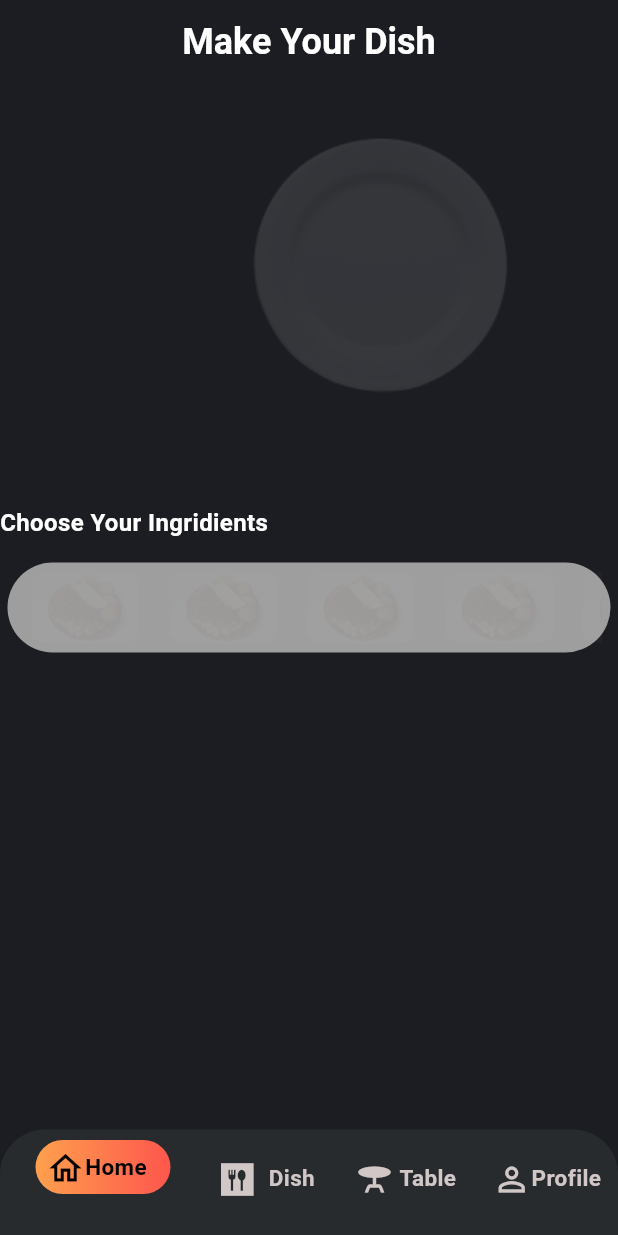
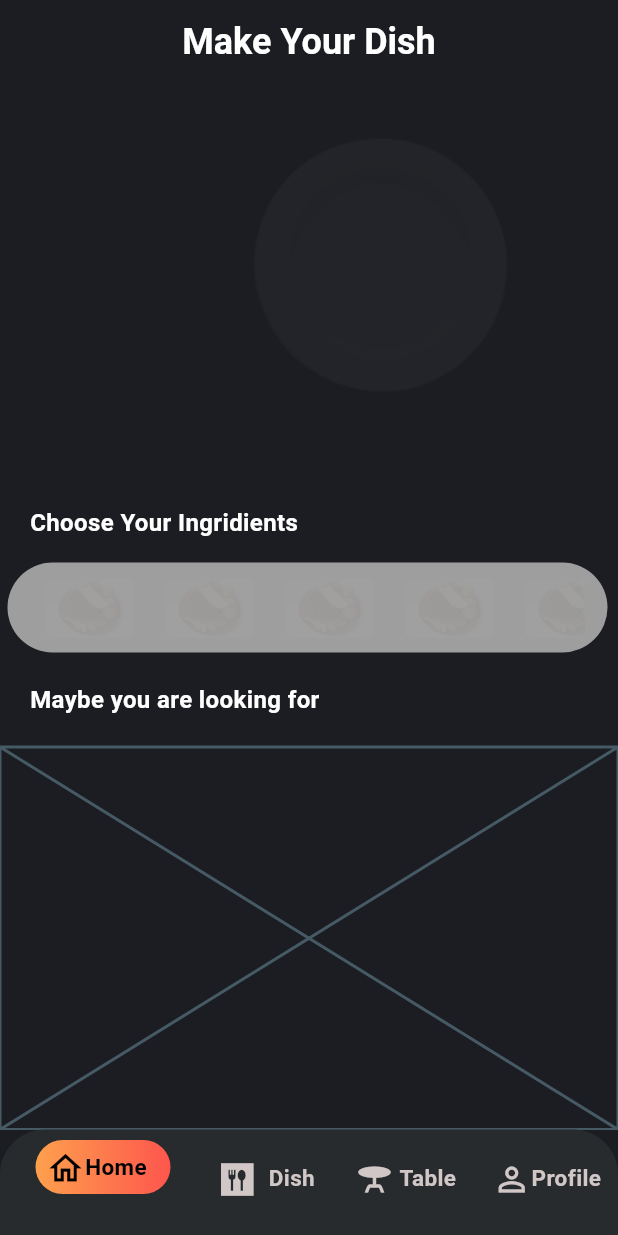
Before and after one commit to Victor78970513/restaurant_menu, a Flutter app: the screen it shows after launch, swiped to page 2, on a phone screen of 412 x 824 dp. Run offline on Flutter 3.47's test engine with Material 2 defaults, Android fonts, the phone set to English and light mode, and no system bars; our stand-ins replace dio, equatable, flutter_bloc, font_awesome_flutter, geolocator, google_maps_flutter and 1 more; missing offline and left inert: google_polyline_algorithm, iconify_flutter; network calls fail.

Commit message:
feat ThemeData added

```diff
--- a/lib/main.dart
+++ b/lib/main.dart
@@ -26,7 +26,8 @@ class MyApp extends StatelessWidget {
       child: MaterialApp(
         debugShowCheckedModeBanner: false,
         theme: ThemeData(
-          splashColor: Colors.orange,
+          scaffoldBackgroundColor: const Color(0xff1B1D22),
+          appBarTheme: const AppBarTheme(backgroundColor: Colors.transparent),
           useMaterial3: true,
         ),
         title: 'Material App',
--- a/lib/screens/dish_screen.dart
+++ b/lib/screens/dish_screen.dart
@@ -6,14 +6,12 @@ class DishScreen extends StatelessWidget {
   Widget build(BuildContext context) {
     final double size = (MediaQuery.of(context).size.width - 220) / 2;
     return Scaffold(
-      backgroundColor: const Color(0xff1B1D22),
       appBar: AppBar(
-        title: const Text(
-          'Make Your Dish',
+        title: const Text('Make Your Dish',
             style: TextStyle(
-              color: Colors.white, fontSize: 24, fontWeight: FontWeight.bold),
-        ),
-        backgroundColor: Colors.transparent,
+                color: Colors.white,
+                fontSize: 24,
+                fontWeight: FontWeight.bold)),
         centerTitle: true,
       ),
       body: Center(
@@ -27,15 +25,33 @@ class DishScreen extends StatelessWidget {
                   image: AssetImage('assets/plato.png')),
             ),
             const SizedBox(height: 44),
-            const Text(
+            const Padding(
+              padding: EdgeInsets.symmetric(horizontal: 20),
+              child: Text(
                 'Choose Your Ingridients',
                 style: TextStyle(
                     color: Colors.white,
                     fontSize: 16,
                     fontWeight: FontWeight.w700),
               ),
+            ),
             const SizedBox(height: 15),
-            const IngridientsWidget()
+            const IngridientsWidget(),
+            const Padding(
+              padding: EdgeInsets.symmetric(horizontal: 20, vertical: 20),
+              child: Text(
+                'Maybe you are looking for',
+                style: TextStyle(
+                    color: Colors.white,
+                    fontSize: 16,
+                    fontWeight: FontWeight.w700),
+              ),
+            ),
+            // TODO : MOSTRAR LOS PLATOS SEGUN EL INGREDIENTE QUE ESCOJA EL USUARIO
+            const Expanded(
+              child: Placeholder(),
+            )
+            // TODO : MOSTRAR LOS PLATOS SEGUN EL INGREDIENTE QUE ESCOJA EL USUARIO
           ],
         ),
       ),
--- a/lib/screens/home_screen.dart
+++ b/lib/screens/home_screen.dart
@@ -59,8 +59,8 @@ class _HomeScreenState extends State<HomeScreen> {
   Widget build(BuildContext context) {
     return BlocBuilder<PlatosBloc, PlatosState>(
       builder: (context, state) {
+        print(state.platos);
         return Scaffold(
-          backgroundColor: const Color(0xff1B1D22),
           body: SafeArea(
             child: Column(
               children: [
--- a/lib/screens/location_screen/gps_access_screen.dart
+++ b/lib/screens/location_screen/gps_access_screen.dart
@@ -6,7 +6,6 @@ class GpsAccessScreen extends StatelessWidget {
   @override
   Widget build(BuildContext context) {
     return Scaffold(
-      // backgroundColor: const Color(0xff1B1D22),
       backgroundColor: const Color(0xff243141),
       body: Center(
         child: BlocBuilder<GpsBloc, GpsState>(
--- a/lib/screens/tabs_screen.dart
+++ b/lib/screens/tabs_screen.dart
@@ -1,6 +1,5 @@
 import 'package:flutter/material.dart';
 import 'package:provider/provider.dart';
-import 'package:restaurant_menu/screens/home_screen.dart';
 import 'package:restaurant_menu/screens/screens.dart';
 import 'package:restaurant_menu/widgets/widgets.dart';
 
@@ -9,7 +8,7 @@ class TabsScreen extends StatelessWidget {
   Widget build(BuildContext context) {
     return ChangeNotifierProvider(
       create: (BuildContext context) => Navegacion(),
-      child: Scaffold(
+      child: const Scaffold(
         backgroundColor: Color(0xff1B1D22),
         body: _Paginas(),
         bottomNavigationBar: CustomNavigationBar(),
--- a/lib/utils/constants.dart
+++ b/lib/utils/constants.dart
@@ -1,5 +1,6 @@
 abstract class Constants {
   static const String apiUrl = "http://172.30.160.1:3000";
+  // static const String apiUrl = "http://172.180.0.125:3000";
   static const String forkKnife =
       '<svg xmlns="http://www.w3.org/2000/svg" width="512" height="512" viewBox="0 0 512 512"><path fill="currentColor" d="M48 34v144c0 16 32 32 32 32c0 112-16 176-16 208c0 16 0 32 16 48s16 16 32 0s16-32 16-48c0-32-16-96-16-208c0 0 32-16 32-32V34h-18v96h-21V34H87v96H66V34H48zm202 0c-16 0-16 16-16 16v272h.4c-4.6 45.8-10.4 76.8-10.4 96c0 16 0 32 16 48s16 16 32 0s16-32 16-48c0-22.1-7.6-59.5-12.4-117.5C287.9 270.4 298 232.2 298 194c0-48-25.8-137.6-48-160zm166 0a64 96 0 0 0-64 96a64 96 0 0 0 47.9 92.8C398.8 326.9 384 387.2 384 418c0 16 0 32 16 48s16 16 32 0s16-32 16-48c0-30.8-14.8-91.1-15.9-195.1A64 96 0 0 0 480 130a64 96 0 0 0-64-96z"/></svg>';
   static const String breakfastCoffe =
--- a/lib/widgets/custom_navigationbar_widget.dart
+++ b/lib/widgets/custom_navigationbar_widget.dart
@@ -16,6 +16,7 @@ class CustomNavigationBar extends StatelessWidget {
         color: Color(0xff272B2D),
       ),
       child: BottomNavigationBar(
+        backgroundColor: Colors.transparent,
         elevation: 0,
         currentIndex: navegacionModel.paginaActual,
         onTap: (i) => navegacionModel.paginaActual = i,
--- a/lib/widgets/ingridients_widget.dart
+++ b/lib/widgets/ingridients_widget.dart
@@ -6,8 +6,9 @@ class IngridientsWidget extends StatelessWidget {
   @override
   Widget build(BuildContext context) {
     return Container(
+      width: 400,
       margin: const EdgeInsets.symmetric(horizontal: 5),
-      padding: const EdgeInsets.all(6),
+      padding: const EdgeInsets.symmetric(horizontal: 15, vertical: 10),
       decoration: BoxDecoration(
           color: Colors.grey, borderRadius: BorderRadius.circular(30)),
       height: 60,
--- a/lib/widgets/seccion_widget.dart
+++ b/lib/widgets/seccion_widget.dart
@@ -17,7 +17,10 @@ class SeccionPlato extends StatelessWidget {
   @override
   Widget build(BuildContext context) {
     return platos.isEmpty
-        ? const CircularProgressIndicator()
+        ? Container(
+            height: 100,
+            child: const Center(child: CircularProgressIndicator()),
+          )
         : Column(
             children: [
               header,
--- a/lib/widgets/show_widget.dart
+++ b/lib/widgets/show_widget.dart
@@ -14,7 +14,7 @@ class SeccionShow extends StatelessWidget {
   @override
   Widget build(BuildContext context) {
     return shows.isEmpty
-        ? const CircularProgressIndicator()
+        ? const Center(child: CircularProgressIndicator())
         : SizedBox(
             child: ListView.builder(
               controller: scrollController,
```
Also changed, not shown: lib/screens/location_screen/location_screen.dart (+5 -7 lines), lib/screens/quispe_nina.dart (deleted, +0 -135 lines), lib/screens/show_screen/show_screen.dart (+3 -11 lines). Lines whose indentation alone changed are shown as unchanged.
